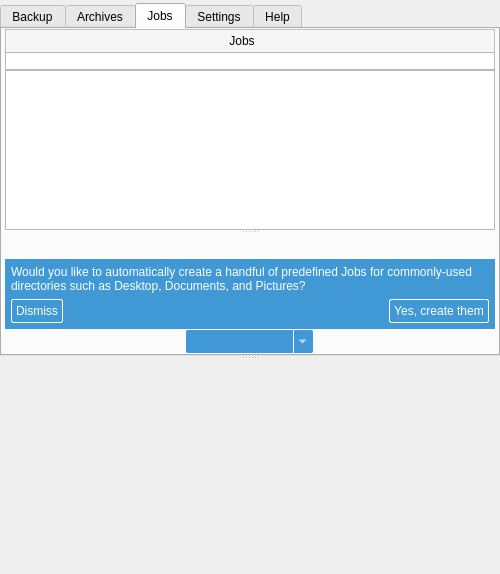
This is forms/mainwindow.ui in Tarsnap/tarsnap-gui as Qt 5 draws it before an edit. The edited form follows.
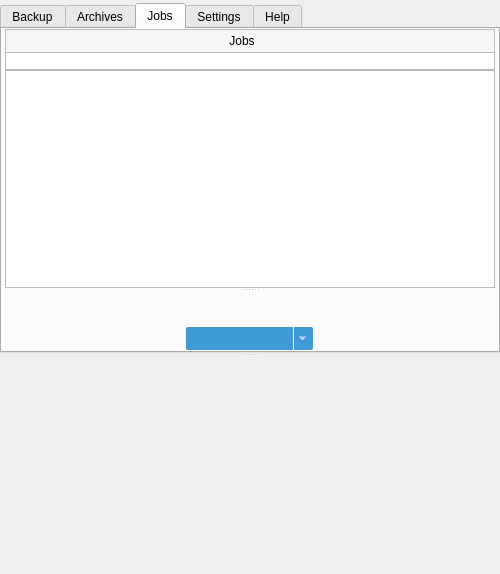
This is the edited form. The open tabs and pages were chosen to show the change. Icons and pictures are not drawn. Custom widgets are drawn as their Qt base class.

Commit message: forms: move DefaultJobs to JobsTabWidget

Patch:
```diff
--- a/forms/mainwindow.ui
+++ b/forms/mainwindow.ui
@@ -638,106 +638,6 @@
              </layout>
             </widget>
            </item>
-           <item>
-            <widget class="QWidget" name="defaultJobs" native="true">
-             <property name="styleSheet">
-              <string notr="true">#defaultJobs {
-background: rgba(64,152,212,255)
-}
-
-QLabel {
-color: white;
-}
-
-QPushButton {
-border: 1px solid white;
-background: transparent;
-color: white;
-padding: 4px;
-border-radius: 2px;
-}
-
-QPushButton:hover {
-border: 1px solid grey;
-}
-
-QPushButton:pressed {
-border: 1px solid grey;
-background: white;
-color: black;
-}</string>
-             </property>
-             <layout class="QVBoxLayout" name="defaultJobsVerticalLayout">
-              <property name="leftMargin">
-               <number>6</number>
-              </property>
-              <property name="topMargin">
-               <number>6</number>
-              </property>
-              <property name="rightMargin">
-               <number>6</number>
-              </property>
-              <property name="bottomMargin">
-               <number>6</number>
-              </property>
-              <item>
-               <widget class="QLabel" name="defaultJobsLabel">
-                <property name="text">
-                 <string>Would you like to automatically create a handful of predefined Jobs for commonly-used directories such as Desktop, Documents, and Pictures?</string>
-                </property>
-                <property name="wordWrap">
-                 <bool>true</bool>
-                </property>
-               </widget>
-              </item>
-              <item>
-               <widget class="QWidget" name="defaultJobsButtonsWidget" native="true">
-                <layout class="QHBoxLayout" name="defaultJobsButtonWidgetHorizontalLayout">
-                 <property name="leftMargin">
-                  <number>0</number>
-                 </property>
-                 <property name="topMargin">
-                  <number>0</number>
-                 </property>
-                 <property name="rightMargin">
-                  <number>0</number>
-                 </property>
-                 <property name="bottomMargin">
-                  <number>0</number>
-                 </property>
-                 <item>
-                  <widget class="QPushButton" name="dismissButton">
-                   <property name="text">
-                    <string>Dismiss</string>
-                   </property>
-                  </widget>
-                 </item>
-                 <item>
-                  <spacer name="defaultJobsSpacer">
-                   <property name="orientation">
-                    <enum>Qt::Horizontal</enum>
-                   </property>
-                   <property name="sizeHint" stdset="0">
-                    <size>
-                     <width>40</width>
-                     <height>20</height>
-                    </size>
-                   </property>
-                  </spacer>
-                 </item>
-                 <item>
-                  <widget class="QPushButton" name="sureButton">
-                   <property name="text">
-                    <string>Yes, create them</string>
-                   </property>
-                  </widget>
-                 </item>
-                </layout>
-               </widget>
-              </item>
-             </layout>
-            </widget>
-           </item>
            <item alignment="Qt::AlignHCenter">
             <widget class="QToolButton" name="addJobButton">
              <property name="toolTip">
```
Left out of the diff: 2 changed lines with no effect on the pictures. The commit also changes 4 other files.
